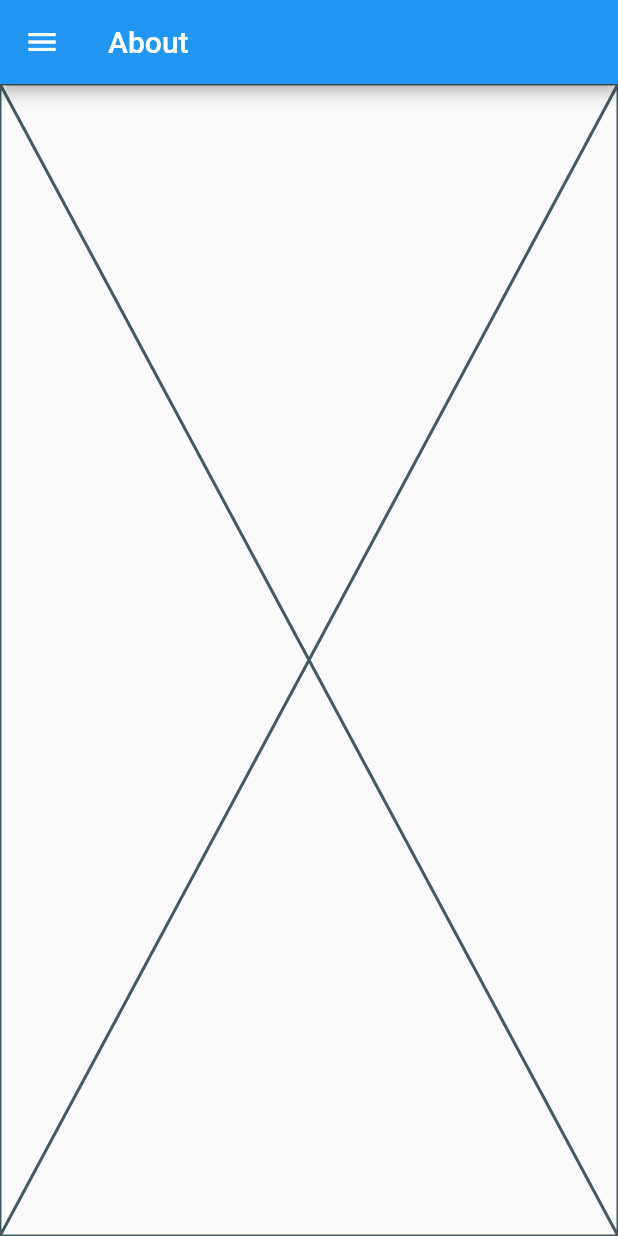
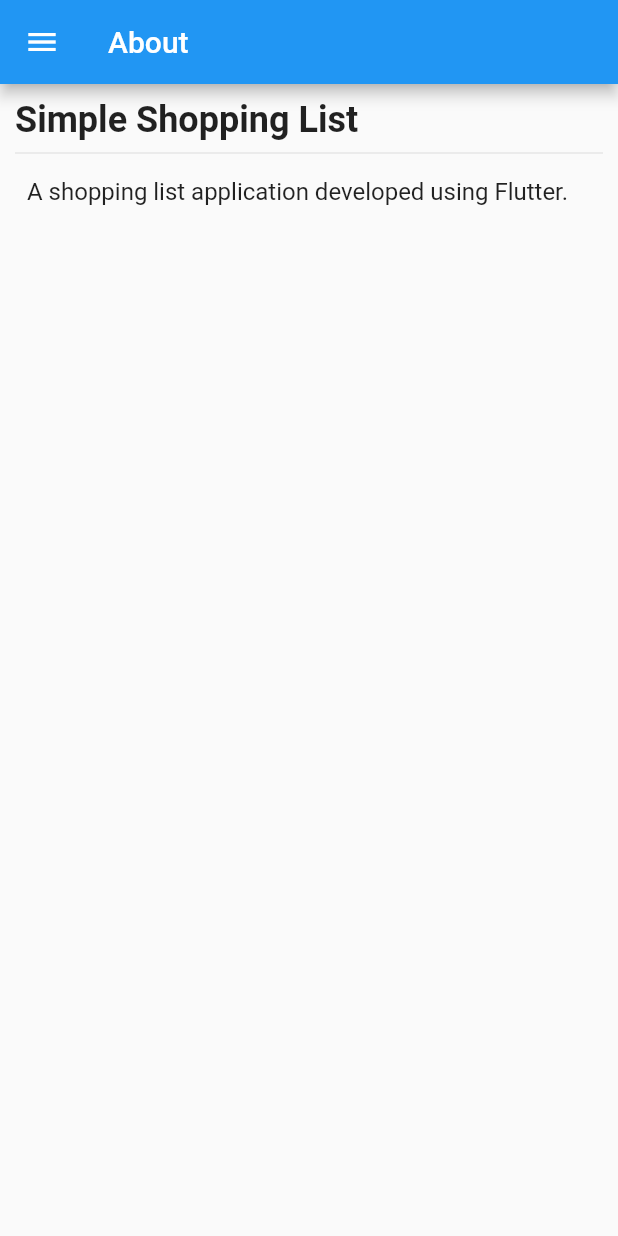
Before and after one commit to MuKhAlm/simple_shopping_list, a Flutter app: the screen it shows after launch, in the side drawer, after a tap on "About", on a phone screen of 412 x 824 dp. Run offline on Flutter 3.47's test engine with Material 2 defaults, Android fonts, the phone set to English and light mode, and no system bars.

Commit message:
Dev: Implement About Screen

```diff
--- a/lib/screens/about_screen.dart
+++ b/lib/screens/about_screen.dart
@@ -6,9 +6,35 @@ class AboutScreen extends StatelessWidget {
 
   @override
   Widget build(BuildContext context) {
-    return const CustomMaterialApp(
+    return CustomMaterialApp(
       title: 'About',
-      body: Placeholder(),
+      body: SafeArea(
+        child: Padding(
+          padding: const EdgeInsets.all(10),
+          child: Column(
+            crossAxisAlignment: CrossAxisAlignment.start,
+            children: const [
+              Text(
+                'Simple Shopping List',
+                style: TextStyle(
+                  fontSize: 24,
+                  fontWeight: FontWeight.w700,
+                ),
+              ),
+              Divider(),
+              Padding(
+                padding: EdgeInsets.all(8.0),
+                child: Text(
+                  'A shopping list application developed using Flutter.',
+                  style: TextStyle(
+                    fontSize: 16,
+                  ),
+                ),
+              )
+            ],
+          ),
+        ),
+      ),
     );
   }
 }
```
